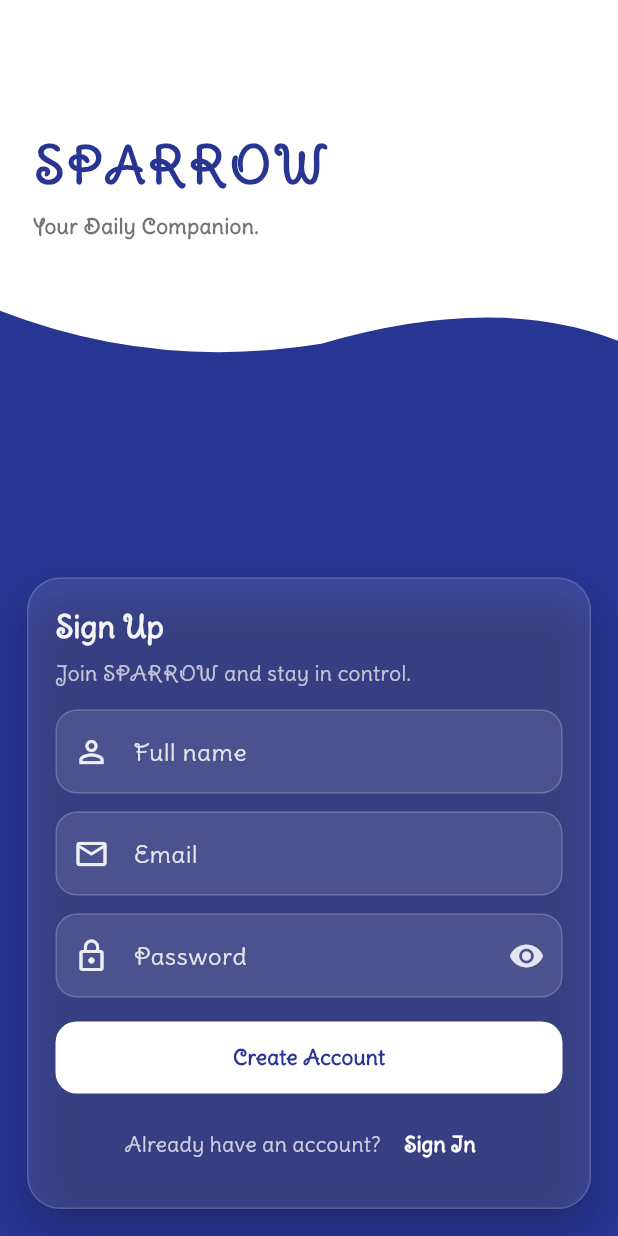
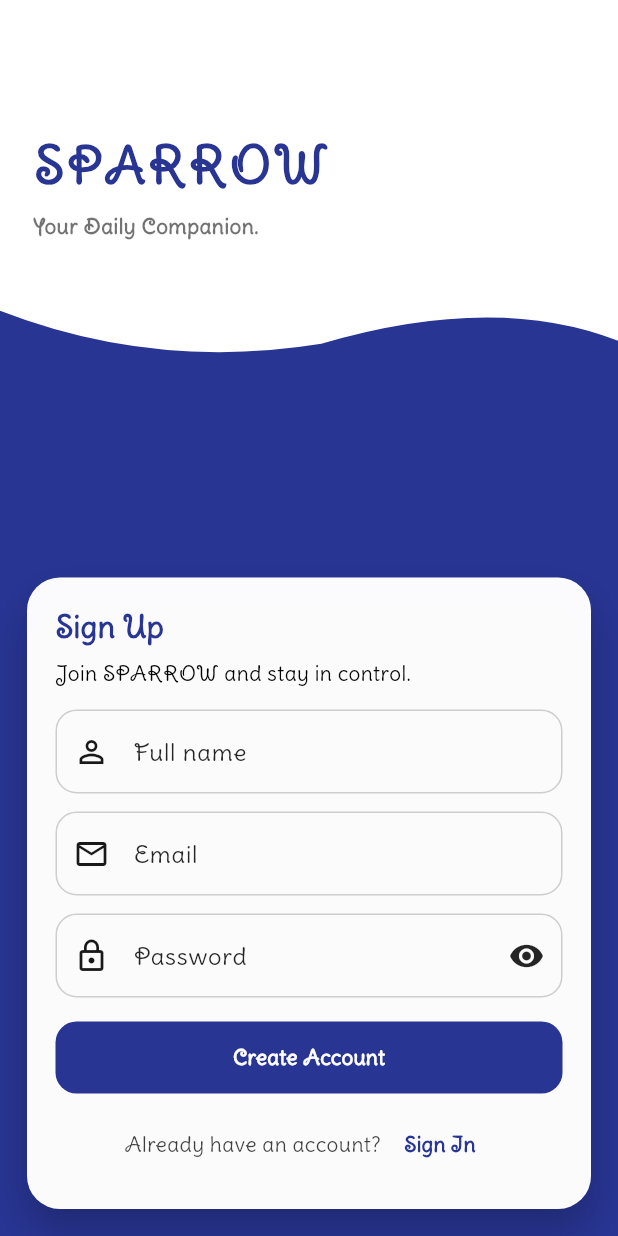
Before and after one commit to TasfiqAbedinIE/life_management, a Flutter app: the screen it shows after launch, after a tap on "Sign In", after a tap on "Sign Up", on a phone screen of 412 x 824 dp. Run offline on Flutter 3.47's test engine with Material 3 defaults, Android fonts, the phone set to English and light mode, and no system bars; our stand-ins replace flutter_dotenv, sqflite, supabase_flutter; accounts and stored records are empty.

Commit message:
V - 0.0.3 - 21.01.26

```diff
--- a/lib/src/pages/sign_in_page.dart
+++ b/lib/src/pages/sign_in_page.dart
@@ -1,7 +1,7 @@
 import 'dart:async';
 import 'package:flutter/material.dart';
 import 'package:supabase_flutter/supabase_flutter.dart';
-
+import 'home_page.dart';
 import 'sign_up_page.dart';
 
 class SignInPage extends StatefulWidget {
@@ -72,7 +72,12 @@ class _SignInPageState extends State<SignInPage>
         email: _email.text.trim(),
         password: _password.text,
       );
-      // ✅ Do not navigate here. AuthGate will route to Home.
+      if (!mounted) return;
+      // ✅ Go to Home after successful login
+      Navigator.of(context).pushAndRemoveUntil(
+        MaterialPageRoute(builder: (_) => const HomePage()),
+        (route) => false,
+      );
     } on AuthException catch (e) {
       setState(() => _error = e.message);
     } catch (_) {
@@ -93,18 +98,18 @@ class _SignInPageState extends State<SignInPage>
       suffixIcon: suffixIcon,
       filled: true,
       fillColor: Colors.white.withOpacity(0.10),
-      labelStyle: TextStyle(color: Colors.white.withOpacity(0.85)),
-      hintStyle: TextStyle(color: Colors.white.withOpacity(0.65)),
-      prefixIconColor: Colors.white.withOpacity(0.90),
-      suffixIconColor: Colors.white.withOpacity(0.85),
+      labelStyle: TextStyle(color: Colors.black.withOpacity(0.85)),
+      hintStyle: TextStyle(color: Colors.black.withOpacity(0.65)),
+      prefixIconColor: Colors.black.withOpacity(0.90),
+      suffixIconColor: Colors.black.withOpacity(0.85),
       border: OutlineInputBorder(borderRadius: BorderRadius.circular(14)),
       enabledBorder: OutlineInputBorder(
         borderRadius: BorderRadius.circular(14),
-        borderSide: BorderSide(color: Colors.white.withOpacity(0.18)),
+        borderSide: BorderSide(color: Colors.black.withOpacity(0.18)),
       ),
       focusedBorder: OutlineInputBorder(
         borderRadius: BorderRadius.circular(14),
-        borderSide: BorderSide(color: Colors.white.withOpacity(0.38)),
+        borderSide: BorderSide(color: Colors.black.withOpacity(0.38)),
       ),
       errorBorder: OutlineInputBorder(
         borderRadius: BorderRadius.circular(14),
@@ -194,7 +199,7 @@ class _SignInPageState extends State<SignInPage>
                     margin: const EdgeInsets.only(top: 12),
                     padding: const EdgeInsets.fromLTRB(18, 18, 18, 18),
                     decoration: BoxDecoration(
-                      color: Colors.white.withOpacity(0.10),
+                      color: Colors.white.withOpacity(0.98),
                       borderRadius: BorderRadius.circular(22),
                       border: Border.all(color: Colors.white.withOpacity(0.16)),
                       boxShadow: [
@@ -212,7 +217,7 @@ class _SignInPageState extends State<SignInPage>
                         Text(
                           'Sign In',
                           style: TextStyle(
-                            color: Colors.white.withOpacity(0.95),
+                            color: const Color(0xFF283593),
                             fontWeight: FontWeight.w800,
                             fontSize: 20,
                           ),
@@ -221,7 +226,7 @@ class _SignInPageState extends State<SignInPage>
                         Text(
                           'Welcome back — let’s get things done.',
                           style: TextStyle(
-                            color: Colors.white.withOpacity(0.70),
+                            color: Colors.black.withOpacity(0.70),
                           ),
                         ),
                         const SizedBox(height: 14),
@@ -238,7 +243,7 @@ class _SignInPageState extends State<SignInPage>
                               TextFormField(
                                 controller: _email,
                                 keyboardType: TextInputType.emailAddress,
-                                style: const TextStyle(color: Colors.white),
+                                style: const TextStyle(color: Colors.black),
                                 decoration: _deco(
                                   label: 'Email',
                                   icon: Icons.mail_outline,
@@ -256,7 +261,7 @@ class _SignInPageState extends State<SignInPage>
                               TextFormField(
                                 controller: _password,
                                 obscureText: _obscure,
-                                style: const TextStyle(color: Colors.white),
+                                style: const TextStyle(color: Colors.black),
                                 decoration: _deco(
                                   label: 'Password',
                                   icon: Icons.lock_outline,
@@ -286,8 +291,8 @@ class _SignInPageState extends State<SignInPage>
                                 child: FilledButton(
                                   onPressed: _loading ? null : _signIn,
                                   style: FilledButton.styleFrom(
-                                    backgroundColor: Colors.white,
-                                    foregroundColor: const Color(0xFF283593),
+                                    backgroundColor: const Color(0xFF283593),
+                                    foregroundColor: Colors.white,
                                     padding: const EdgeInsets.symmetric(
                                       vertical: 14,
                                     ),
@@ -320,7 +325,7 @@ class _SignInPageState extends State<SignInPage>
                                   Text(
                                     "Don’t have an account? ",
                                     style: TextStyle(
-                                      color: Colors.white.withOpacity(0.75),
+                                      color: Colors.black.withOpacity(0.75),
                                     ),
                                   ),
                                   TextButton(
@@ -335,7 +340,7 @@ class _SignInPageState extends State<SignInPage>
                                             );
                                           },
                                     style: TextButton.styleFrom(
-                                      foregroundColor: Colors.white,
+                                      foregroundColor: const Color(0xFF283593),
                                     ),
                                     child: const Text(
                                       'Sign Up',
@@ -372,7 +377,7 @@ class _ErrorBanner extends StatelessWidget {
       width: double.infinity,
       padding: const EdgeInsets.symmetric(horizontal: 12, vertical: 10),
       decoration: BoxDecoration(
-        color: Colors.red.withOpacity(0.16),
+        color: Colors.red.withOpacity(0.9),
         borderRadius: BorderRadius.circular(14),
         border: Border.all(color: Colors.red.withOpacity(0.35)),
       ),
--- a/lib/src/pages/sign_up_page.dart
+++ b/lib/src/pages/sign_up_page.dart
@@ -94,17 +94,17 @@ class _SignUpPageState extends State<SignUpPage>
       suffixIcon: suffixIcon,
       filled: true,
       fillColor: Colors.white.withOpacity(0.10),
-      labelStyle: TextStyle(color: Colors.white.withOpacity(0.85)),
-      prefixIconColor: Colors.white.withOpacity(0.90),
-      suffixIconColor: Colors.white.withOpacity(0.85),
+      labelStyle: TextStyle(color: Colors.black.withOpacity(0.85)),
+      prefixIconColor: Colors.black.withOpacity(0.90),
+      suffixIconColor: Colors.black.withOpacity(0.85),
       border: OutlineInputBorder(borderRadius: BorderRadius.circular(14)),
       enabledBorder: OutlineInputBorder(
         borderRadius: BorderRadius.circular(14),
-        borderSide: BorderSide(color: Colors.white.withOpacity(0.18)),
+        borderSide: BorderSide(color: Colors.black.withOpacity(0.18)),
       ),
       focusedBorder: OutlineInputBorder(
         borderRadius: BorderRadius.circular(14),
-        borderSide: BorderSide(color: Colors.white.withOpacity(0.38)),
+        borderSide: BorderSide(color: Colors.black.withOpacity(0.38)),
       ),
     );
   }
@@ -182,7 +182,7 @@ class _SignUpPageState extends State<SignUpPage>
                     margin: const EdgeInsets.only(top: 12),
                     padding: const EdgeInsets.fromLTRB(18, 18, 18, 18),
                     decoration: BoxDecoration(
-                      color: Colors.white.withOpacity(0.10),
+                      color: Colors.white.withOpacity(0.98),
                       borderRadius: BorderRadius.circular(22),
                       border: Border.all(color: Colors.white.withOpacity(0.16)),
                       boxShadow: [
@@ -199,7 +199,7 @@ class _SignUpPageState extends State<SignUpPage>
                         Text(
                           'Sign Up',
                           style: TextStyle(
-                            color: Colors.white.withOpacity(0.95),
+                            color: const Color(0xFF283593),
                             fontWeight: FontWeight.w800,
                             fontSize: 20,
                           ),
@@ -207,9 +207,7 @@ class _SignUpPageState extends State<SignUpPage>
                         const SizedBox(height: 6),
                         Text(
                           'Join SPARROW and stay in control.',
-                          style: TextStyle(
-                            color: Colors.white.withOpacity(0.70),
-                          ),
+                          style: TextStyle(color: Colors.black),
                         ),
                         const SizedBox(height: 14),
 
@@ -224,7 +222,7 @@ class _SignUpPageState extends State<SignUpPage>
                             children: [
                               TextFormField(
                                 controller: _name,
-                                style: const TextStyle(color: Colors.white),
+                                style: const TextStyle(color: Colors.black),
                                 decoration: _deco(
                                   label: 'Full name',
                                   icon: Icons.person_outline,
@@ -240,7 +238,7 @@ class _SignUpPageState extends State<SignUpPage>
                               TextFormField(
                                 controller: _email,
                                 keyboardType: TextInputType.emailAddress,
-                                style: const TextStyle(color: Colors.white),
+                                style: const TextStyle(color: Colors.black),
                                 decoration: _deco(
                                   label: 'Email',
                                   icon: Icons.mail_outline,
@@ -258,7 +256,7 @@ class _SignUpPageState extends State<SignUpPage>
                               TextFormField(
                                 controller: _password,
                                 obscureText: _obscure,
-                                style: const TextStyle(color: Colors.white),
+                                style: const TextStyle(color: Colors.black),
                                 decoration: _deco(
                                   label: 'Password',
                                   icon: Icons.lock_outline,
@@ -288,8 +286,8 @@ class _SignUpPageState extends State<SignUpPage>
                                 child: FilledButton(
                                   onPressed: _loading ? null : _signUp,
                                   style: FilledButton.styleFrom(
-                                    backgroundColor: Colors.white,
-                                    foregroundColor: const Color(0xFF283593),
+                                    backgroundColor: const Color(0xFF283593),
+                                    foregroundColor: Colors.white,
                                     padding: const EdgeInsets.symmetric(
                                       vertical: 14,
                                     ),
@@ -322,7 +320,7 @@ class _SignUpPageState extends State<SignUpPage>
                                   Text(
                                     "Already have an account? ",
                                     style: TextStyle(
-                                      color: Colors.white.withOpacity(0.75),
+                                      color: Colors.black.withOpacity(0.75),
                                     ),
                                   ),
                                   TextButton(
@@ -340,7 +338,7 @@ class _SignUpPageState extends State<SignUpPage>
                                             );
                                           },
                                     style: TextButton.styleFrom(
-                                      foregroundColor: Colors.white,
+                                      foregroundColor: const Color(0xFF283593),
                                     ),
                                     child: const Text(
                                       'Sign In',
@@ -377,7 +375,7 @@ class _ErrorBanner extends StatelessWidget {
       width: double.infinity,
       padding: const EdgeInsets.symmetric(horizontal: 12, vertical: 10),
       decoration: BoxDecoration(
-        color: Colors.red.withOpacity(0.16),
+        color: Colors.red.withOpacity(0.9),
         borderRadius: BorderRadius.circular(14),
         border: Border.all(color: Colors.red.withOpacity(0.35)),
       ),
```
